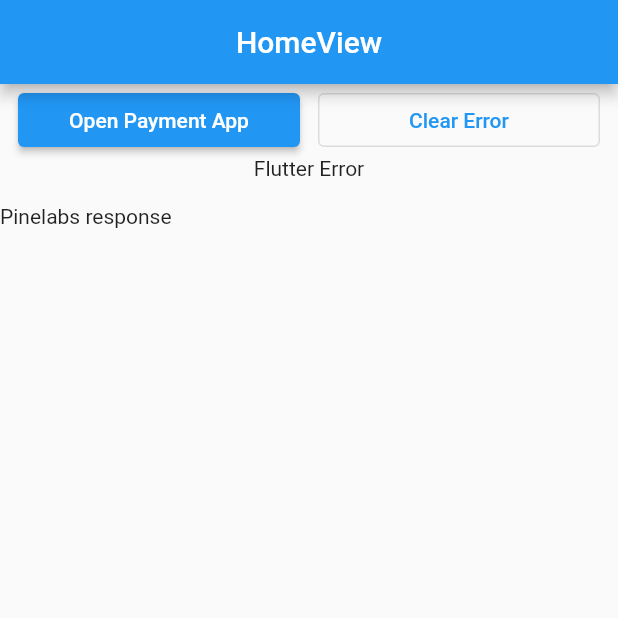
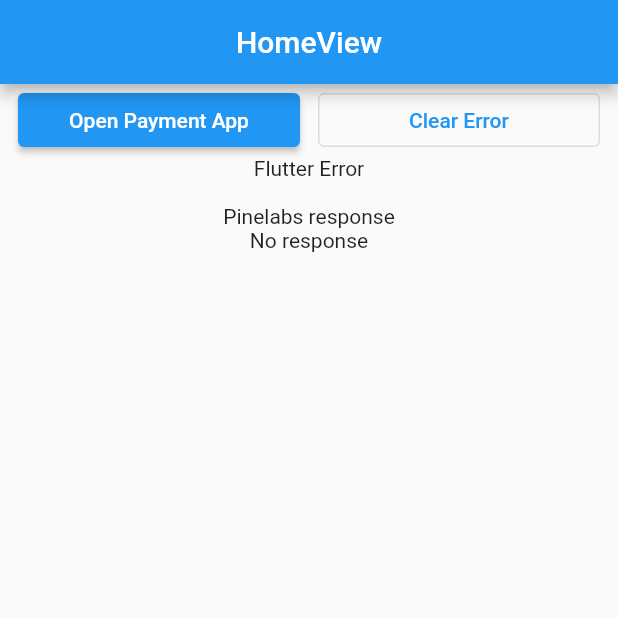
Before and after one commit to keltronswgmobile/pinelab_sdk, a Flutter app: the screen it shows after launch, after a tap on "Open Payment App", on a phone screen of 412 x 824 dp, the top half of it. Run offline on Flutter 3.47's test engine with Material 2 defaults, Android fonts, the phone set to English and light mode, and no system bars; our stand-ins replace get, plugin_platform_interface.

Commit message:
FEAT: Package releases

```diff
--- a/example/lib/app/modules/home/controllers/home_controller.dart
+++ b/example/lib/app/modules/home/controllers/home_controller.dart
@@ -6,7 +6,7 @@ import 'package:pinelab_sdk/pinelab_sdk.dart';
 
 class HomeController extends GetxController {
   String _flutterResponse = '';
-  String _pinelabResponse = '';
+  PinelabResponse? _pinelabResponse;
   final pinelabSdk = PinelabSdk();
 
   Future<void> openPaymentApp() async {
@@ -26,60 +26,26 @@ class HomeController extends GetxController {
       };
       final doTransactionPayload = jsonEncode(transactionMap);
 
-      pinelabResponse = await pinelabSdk.startTransaction(
-              transactionRequest: doTransactionPayload) ??
-          'error';
+      pinelabSdk.startTransaction(transactionRequest: doTransactionPayload);
+      listenToPinelabResponse();
     } catch (e) {
       flutterResponse = e.toString();
     }
   }
 
+  void listenToPinelabResponse() {
+    pinelabSdk.streamController.stream.listen((event) {
+      pinelabResponse = event;
+    });
+  }
+
   void clearResponse() {
     flutterResponse = '';
-    pinelabResponse = '';
+    pinelabResponse = null;
   }
 
   String get flutterResponse => _flutterResponse;
   set flutterResponse(String v) => {_flutterResponse = v, update()};
-  String get pinelabResponse => _pinelabResponse;
-  set pinelabResponse(String v) => {_pinelabResponse = v, update()};
+  PinelabResponse? get pinelabResponse => _pinelabResponse;
+  set pinelabResponse(PinelabResponse? v) => {_pinelabResponse = v, update()};
 }
-
-// class PinlabSdk {
-//   final MethodChannel _channel = const MethodChannel('pinelab_sdk');
-//   final StreamController _streamController = StreamController.broadcast();
-
-//   PinlabSdk() {
-//     _channel.setMethodCallHandler((call) async {
-//       print("flutter_response $call");
-//       final method = call.method;
-//       switch (method) {
-//         case 'success':
-//           _streamController.sink.add({
-//             "status": 1,
-//             "msg": call.arguments,
-//           });
-//           break;
-//         case 'error':
-//           _streamController.sink.add({
-//             'status': 0,
-//             'msg': call.arguments['errorMessage'],
-//           });
-//           break;
-//       }
-//     });
-//   }
-
-//   void dispose() {
-//     _streamController.close();
-//   }
-
-//   Stream get stream => _streamController.stream;
-
-//   Future makePayment(String transactionMap) async {
-//     await _channel.invokeMethod('makePayment', {
-//       'transactionMap': transactionMap,
-//       'packageName': 'org.keltron.ticketapp'
-//     });
-//   }
-// }
--- a/example/lib/app/modules/home/views/home_view.dart
+++ b/example/lib/app/modules/home/views/home_view.dart
@@ -38,15 +38,10 @@ class HomeView extends GetView<HomeController> {
               children: [
                 const Text('Flutter Error'),
                 Text(controller.flutterResponse),
+                const Text('Pinelabs response'),
+                Text(controller.pinelabResponse?.toString() ?? 'No response'),
               ],
             ),
-          ),
-          const Text('Pinelabs response'),
-          StreamBuilder(
-            stream: controller.pinelabSdk.streamController.stream,
-            builder: (context, snapshot) {
-              return Text(snapshot.data?.toString() ?? '');
-            },
           ),
         ],
       ),
--- a/lib/pinelab_sdk.dart
+++ b/lib/pinelab_sdk.dart
@@ -11,16 +11,20 @@ class PinelabSdk {
       final method = call.method;
       switch (method) {
         case 'success':
-          streamController.sink.add({
-            'success': true,
-            'response': call.arguments,
-          });
+          streamController.sink.add(
+            PinelabResponse(
+              isSuccess: true,
+              response: call.arguments as String,
+            ),
+          );
           break;
         case 'error':
-          streamController.sink.add({
-            'success': false,
-            'response': call.arguments,
-          });
+          streamController.sink.add(
+            PinelabResponse(
+              isSuccess: false,
+              response: call.arguments as String,
+            ),
+          );
           break;
       }
     });
@@ -30,10 +34,29 @@ class PinelabSdk {
     streamController.close();
   }
 
-  StreamController get responseStreamController => streamController;
-
   Future<String?> startTransaction({required String transactionRequest}) {
     return PinelabSdkPlatform.instance
         .startTransaction(transactionRequest: transactionRequest);
   }
 }
+
+class PinelabResponse {
+  late bool isSuccess;
+  late String response;
+
+  PinelabResponse({required this.isSuccess, required this.response});
+
+  factory PinelabResponse.fromJson(Map<String, dynamic> json) {
+    return PinelabResponse(
+      isSuccess: json['success'] as bool,
+      response: json['response'] as String,
+    );
+  }
+
+  Map<String, dynamic> toJson() {
+    return {
+      'success': isSuccess,
+      'response': response,
+    };
+  }
+}
```
